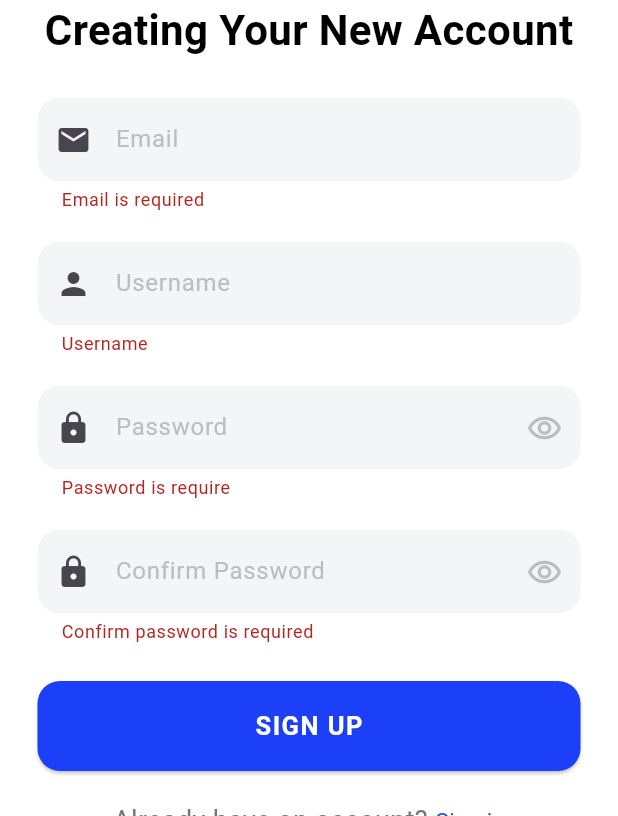
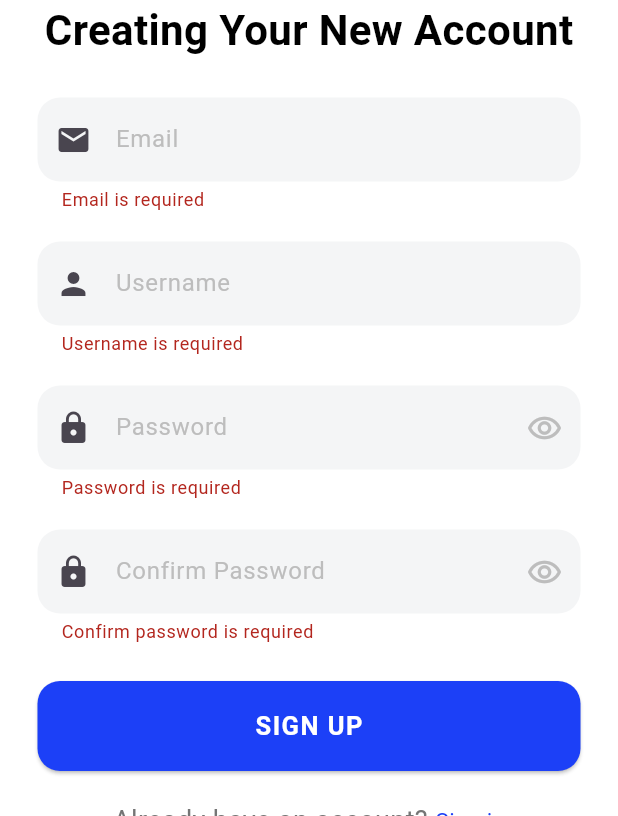
Before and after one commit to chhayhakk/ExpenseTrackerApp, a Flutter app: the Register screen opened directly, after a tap on "SIGN UP", on a phone screen of 412 x 824 dp, the part 420-1236 px from its top. Run offline on Flutter 3.47's test engine with Material 3 defaults, Android fonts, the phone set to English and light mode, and no system bars; our stand-ins replace dio, flutter_secure_storage, get, jwt_decoder, quickalert, table_calendar; accounts and stored records are empty.

Commit message:
last commit

```diff
--- a/lib/screens/register.dart
+++ b/lib/screens/register.dart
@@ -91,10 +91,13 @@ class _RegisterState extends State<Register> {
                         TextFormField(
                           validator: (value) {
                             if (value == null || value.isEmpty) {
-                              return 'Username';
+                              return 'Username is required';
                             }
                             if (value.length < 6) {
                               return 'Username must have at least 6 characters';
+                            }
+                            if (value.length > 20) {
+                              return 'Username exceeds limit characters';
                             }
                             return null;
                           },
@@ -119,7 +122,7 @@ class _RegisterState extends State<Register> {
                         TextFormField(
                           validator: (value) {
                             if (value == null || value.isEmpty) {
-                              return 'Password is require';
+                              return 'Password is required';
                             }
                             if (value.length < 6) {
                               return 'Password must be at least 6 character';
```
